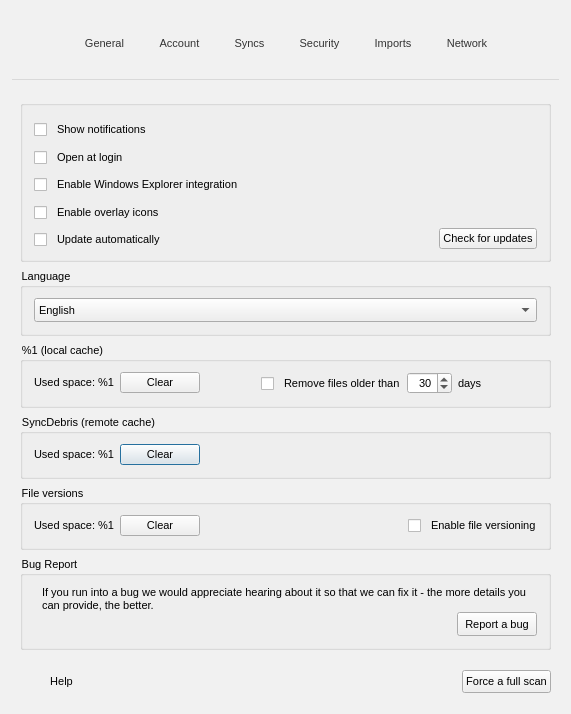
The window that src/MEGASync/gui/linux/SettingsDialog.ui (meganz/MEGAsync) describes before a commit, drawn with Qt 5.
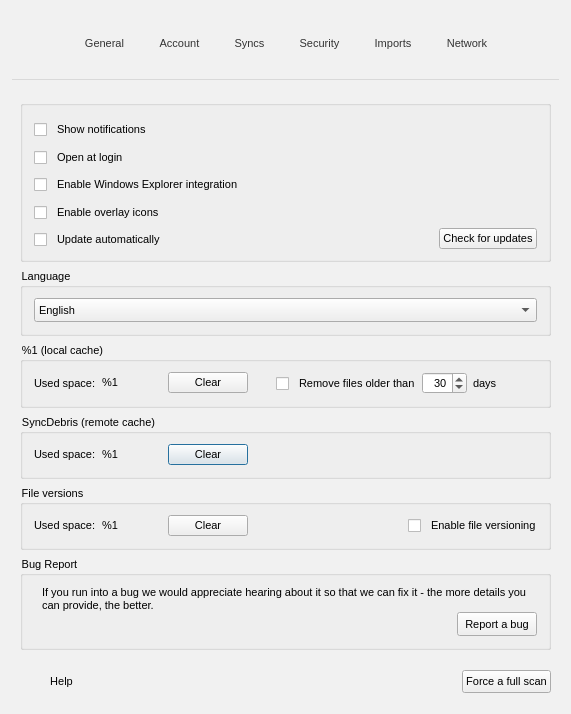
The same window after the commit. Icons and pictures are not drawn. Custom widgets are drawn as their Qt base class.

Commit message:
Split Used Space labels in General pane for convenience
With macOS Form Layout implementation, into static and dynamic portions.

What changed in the file:
```diff
--- a/src/MEGASync/gui/linux/SettingsDialog.ui
+++ b/src/MEGASync/gui/linux/SettingsDialog.ui
@@ -10,7 +10,7 @@
     <x>0</x>
     <y>0</y>
     <width>571</width>
-    <height>635</height>
+    <height>695</height>
    </rect>
   </property>
   <property name="contextMenuPolicy">
@@ -790,19 +790,26 @@
           <string>%1 (local cache)</string>
          </property>
          <layout class="QHBoxLayout" name="horizontalLayout_111">
+          <item>
+           <widget class="QLabel" name="lCacheSizeStatic">
+            <property name="text">
+             <string>Used space:</string>
+            </property>
+           </widget>
+          </item>
           <item>
            <widget class="QLabel" name="lCacheSize">
-            <property name="sizePolicy">
-             <sizepolicy hsizetype="Preferred" vsizetype="Maximum">
-              <horstretch>0</horstretch>
-              <verstretch>0</verstretch>
-             </sizepolicy>
+            <property name="minimumSize">
+             <size>
+              <width>60</width>
+              <height>0</height>
+             </size>
             </property>
             <property name="focusPolicy">
              <enum>Qt::StrongFocus</enum>
             </property>
             <property name="text">
-             <string>Used space: %1</string>
+             <string>%1</string>
             </property>
            </widget>
           </item>
@@ -896,13 +903,26 @@
           <string>SyncDebris (remote cache)</string>
          </property>
          <layout class="QHBoxLayout" name="horizontalLayout_21">
+          <item>
+           <widget class="QLabel" name="lRemoteCacheSizeStatic">
+            <property name="text">
+             <string>Used space:</string>
+            </property>
+           </widget>
+          </item>
           <item>
            <widget class="QLabel" name="lRemoteCacheSize">
+            <property name="minimumSize">
+             <size>
+              <width>60</width>
+              <height>0</height>
+             </size>
+            </property>
             <property name="focusPolicy">
              <enum>Qt::StrongFocus</enum>
             </property>
             <property name="text">
-             <string>Used space: %1</string>
+             <string>%1</string>
             </property>
            </widget>
           </item>
@@ -935,10 +955,23 @@
           <string>File versions</string>
          </property>
          <layout class="QHBoxLayout" name="horizontalLayout_23">
+          <item>
+           <widget class="QLabel" name="lFileVersionsSizeStatic">
+            <property name="text">
+             <string>Used space:</string>
+            </property>
+           </widget>
+          </item>
           <item>
            <widget class="QLabel" name="lFileVersionsSize">
+            <property name="minimumSize">
+             <size>
+              <width>60</width>
+              <height>0</height>
+             </size>
+            </property>
             <property name="text">
-             <string>Used space: %1</string>
+             <string>%1</string>
             </property>
            </widget>
           </item>
```
The commit also changes 2 other files.
